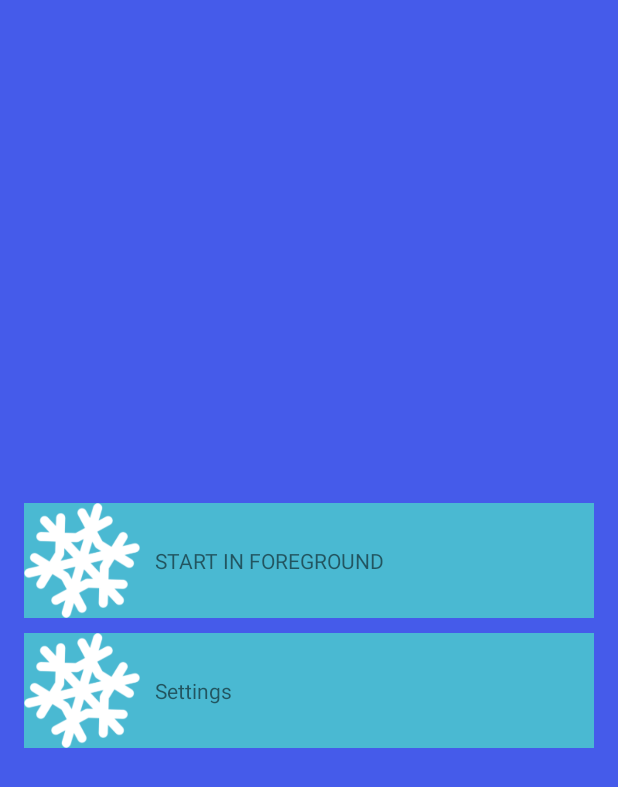
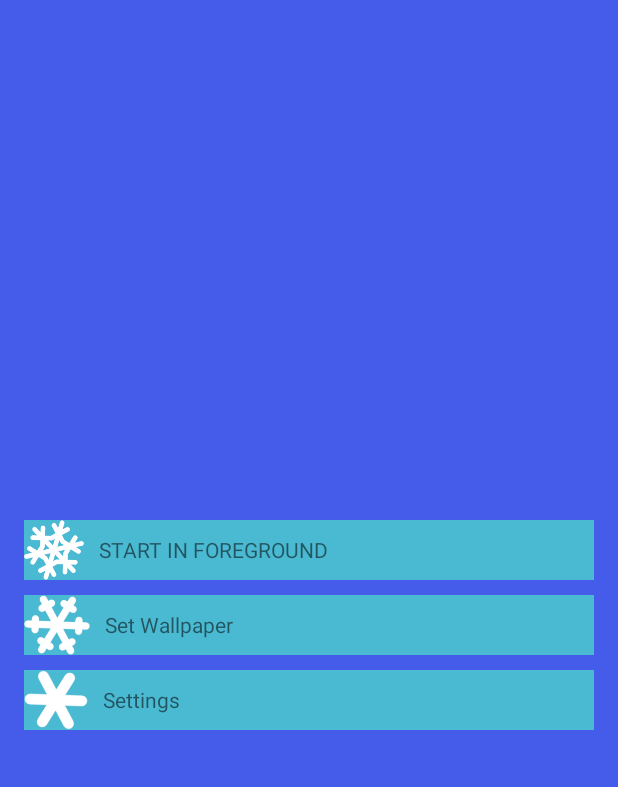
Before and after one commit to Hoymm/SnowingEffect, an Android app: the layout activity_main.xml on its own in the app's theme, with its tools: preview values and no code run, on a phone screen of 412 x 824 dp. Shown: the top 787 px of the screen. Run offline under Robolectric (Android 15) with nearby library versions, the light colour scheme and no system bars.

Commit message:
wallpaper set feature enabled

```diff
--- a/app/src/main/AndroidManifest.xml
+++ b/app/src/main/AndroidManifest.xml
@@ -1,6 +1,9 @@
 <?xml version="1.0" encoding="utf-8"?>
 <manifest xmlns:android="http://schemas.android.com/apk/res/android"
     package="com.hoymm.damianmuca.snowingeffect">
+
+    <uses-permission android:name="android.permission.SET_WALLPAPER" />
+    <uses-permission android:name="android.permission.SET_WALLPAPER_HINTS" />
 
     <application
         android:allowBackup="true"
@@ -15,7 +18,8 @@
                 <category android:name="android.intent.category.LAUNCHER" />
             </intent-filter>
         </activity>
-        <activity android:name=".SettingsActivity"></activity>
+        <activity android:name=".SettingsActivity" />
+        <activity android:name=".SetWallpaperActivity"></activity>
     </application>
 
 </manifest>
--- a/app/src/main/res/layout/activity_main.xml
+++ b/app/src/main/res/layout/activity_main.xml
@@ -17,11 +17,11 @@
 
 
     <!-- Start in foreground -->
+
     <LinearLayout
         style="@style/snowflakes_settings_ll"
         android:clickable="true"
         android:onClick="startBackgroundActivity"
-        android:background="#4ab9d2"
         >
         <ImageView
             style="@style/wrap_content.snowflake_iv"
@@ -34,16 +34,32 @@
             />
     </LinearLayout>
 
+    <!-- Set Wallpaper -->
+    <LinearLayout
+        style="@style/snowflakes_settings_ll"
+        android:clickable="true"
+        android:onClick="openWallpaperActivity"
+        >
+        <ImageView
+            style="@style/wrap_content.snowflake_iv"
+            android:src="@drawable/menu_snow_2" />
+        <TextView
+            style="@style/wrap_content"
+            android:text="@string/set_wallpaper"
+            android:layout_marginLeft="10dp"
+            android:layout_marginStart="10dp"
+            />
+    </LinearLayout>
+
     <!-- Settings -->
     <LinearLayout
         style="@style/snowflakes_settings_ll"
         android:clickable="true"
         android:onClick="openSettingsActivity"
-        android:background="#4ab9d2"
         >
         <ImageView
             style="@style/wrap_content.snowflake_iv"
-            android:src="@drawable/menu_snow_1" />
+            android:src="@drawable/menu_snow_3" />
         <TextView
             style="@style/wrap_content"
             android:text="@string/settings"
--- a/app/src/main/res/values/colors.xml
+++ b/app/src/main/res/values/colors.xml
@@ -6,5 +6,9 @@
 
 
 
+    <!-- Main Menu -->
     <color name="backgroundColor">#455bea</color>
+    <color name="menuButtonColors">#4ab9d2</color>
+
+    <!-- Wallpaper settings -->
 </resources>
--- /dev/null
+++ b/app/src/main/res/values/extra_keys.xml
@@ -0,0 +1,4 @@
+<?xml version="1.0" encoding="utf-8"?>
+<resources>
+    <string name="EK_show_wallpaper_changing">com.hoymm.damianmuca.snowingeffect.EK_show_wallpaper_changing</string>
+</resources>
--- a/app/src/main/res/values/sp_keys.xml
+++ b/app/src/main/res/values/sp_keys.xml
@@ -1,9 +1,12 @@
 <?xml version="1.0" encoding="utf-8"?>
 <resources>
+    <!-- Settings -->
     <string name="SP_use_accelerometer_cb">com.hoymm.damianmuca.snowingeffect.use_accelerometer_cb</string>
     <string name="SP_snowflakes_amount">com.hoymm.damianmuca.snowingeffect.snowflakes_amount</string>
     <string name="SP_snowflakes_speed">com.hoymm.damianmuca.snowingeffect.snowflakes_speed</string>
     <string name="SP_snowflakes_type_1_cb">com.hoymm.damianmuca.snowingeffect.snowflakes_type_1_cb</string>
     <string name="SP_snowflakes_type_2_cb">com.hoymm.damianmuca.snowingeffect.snowflakes_type_2_cb</string>
     <string name="SP_snowflakes_type_3_cb">com.hoymm.damianmuca.snowingeffect.snowflakes_type_3_cb</string>
+    <!-- Wallpaper -->
+    <string name="SP_current_wallpaper_index">com.hoymm.damianmuca.snowingeffect.SP_current_wallpaper_index</string>
 </resources>
--- a/app/src/main/res/values/strings.xml
+++ b/app/src/main/res/values/strings.xml
@@ -6,4 +6,6 @@
     <string name="snowflakes_amount">Snowflakes Amount</string>
     <string name="snowflakes_speed">Snowflakes Speed</string>
     <string name="snowflakes_types">Snowflakes Types</string>
+    <string name="set_wallpaper">Set Wallpaper</string>
+    <string name="settings_dotdotdot">Settings...</string>
 </resources>
--- a/app/src/main/res/values/styles.xml
+++ b/app/src/main/res/values/styles.xml
@@ -1,5 +1,4 @@
 <resources>
-
     <!-- Base application theme. -->
     <style name="AppTheme" parent="Theme.AppCompat.Light.DarkActionBar">
         <!-- Customize your theme here. -->
@@ -9,6 +8,7 @@
     </style>
 
 
+    <!-- #################################### MAIN MENU ####################################-->
     <!-- Both Wrap Content Styles -->
     <style name="wrap_content">
         <!-- Customize your theme here. -->
@@ -16,23 +16,29 @@
         <item name="android:layout_height">wrap_content</item>
     </style>
 
-
     <!-- SNOWFLAKES IMAGES STYLES -->
     <style name="wrap_content.snowflake_iv">
         <item name="android:adjustViewBounds">true</item>
     </style>
 
-
-
     <!-- Snowflakes Settings LinearLayout Style -->
     <style name="snowflakes_settings_ll">
         <!-- Customize your theme here. -->
         <item name="android:layout_width">match_parent</item>
-        <item name="android:layout_height">0dp</item>
-        <item name="android:layout_weight">10</item>
+        <item name="android:layout_height">40dp</item>
         <item name="android:orientation">horizontal</item>
         <item name="android:gravity">center|start</item>
         <item name="android:layout_marginTop">10dp</item>
+        <item name="android:clickable">true</item>
+        <item name="android:background">@color/menuButtonColors</item>
     </style>
+    <!-- #################################### WALLPAPER SETTINGS ####################################-->
 
+    <!-- Wallpaper Button Style -->
+    <style name="wallpapers_buttons_style">
+        <!-- Customize your theme here. -->
+        <item name="android:layout_width">0dp</item>
+        <item name="android:layout_height">wrap_content</item>
+        <item name="android:layout_weight">50</item>
+    </style>
 </resources>
```
Also changed, not shown: app/src/main/java/com/hoymm/damianmuca/snowingeffect/MainActivity.java (+18 -0 lines), app/src/main/java/com/hoymm/damianmuca/snowingeffect/SetWallpaperActivity.java (added, +80 -0 lines), app/src/main/java/com/hoymm/damianmuca/snowingeffect/SettingsActivity.java (+6 -1 lines), app/src/main/res/layout/activity_set_wallpaper.xml (added, +32 -0 lines), app/src/main/res/layout/activity_settings.xml (+29 -10 lines), app/src/main/res/drawable/wallpaper_0.jpg (added), app/src/main/res/drawable/wallpaper_1.jpg (added).
